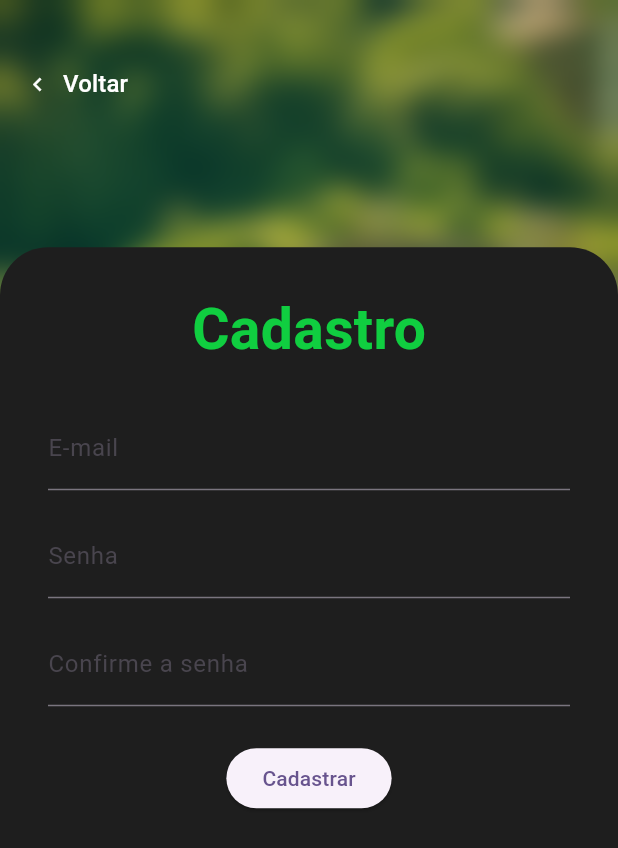
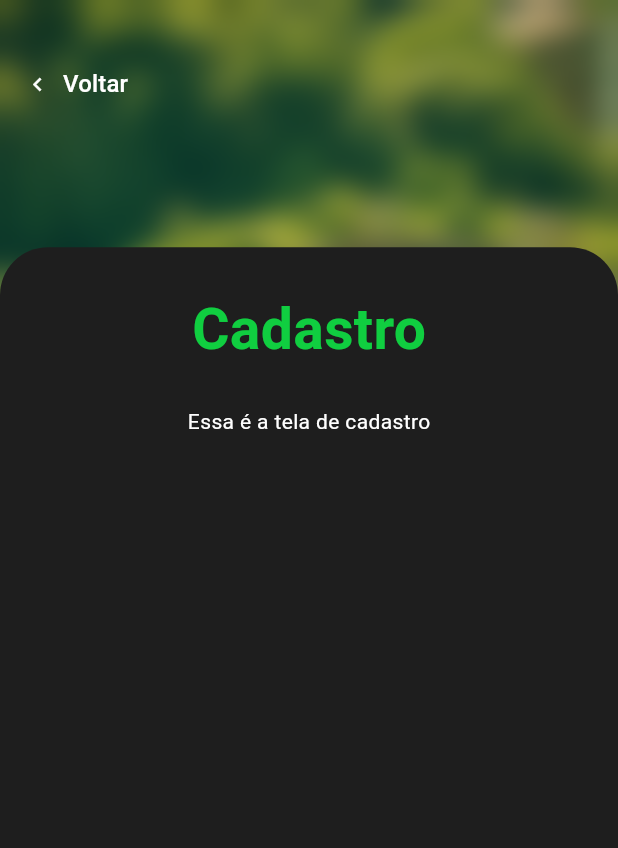
Before and after one commit to DiRezze/smart_house_app, a Flutter app: the screen it shows after launch, after a tap on "Cadastro", on a phone screen of 412 x 824 dp. Shown: the top 848 px of the screen. Run offline on Flutter 3.47's test engine with Material 3 defaults, Android fonts, the phone set to English and light mode, and no system bars; our stand-ins replace firebase_core, flutter_dotenv; accounts and stored records are empty.

Commit message:
Revert "base login and signup layout"
This reverts commit 0e0f1d13e0640cdff38a8a71293cb87cd0935d4b.

```diff
--- a/lib/main.dart
+++ b/lib/main.dart
@@ -1,3 +1,5 @@
+import 'dart:io';
+
 import 'package:firebase_core/firebase_core.dart';
 import 'package:flutter/material.dart';
 import 'package:flutter_dotenv/flutter_dotenv.dart';
--- a/lib/routes/route_generator.dart
+++ b/lib/routes/route_generator.dart
@@ -1,7 +1,5 @@
 import 'package:flutter/material.dart';
-import 'package:smart_house_app/routes/auth_guard.dart';
 import 'package:smart_house_app/routes/route_transitions.dart';
-import 'package:smart_house_app/screens/home_page.dart';
 
 // app pages
 import 'package:smart_house_app/screens/landing_page.dart';
@@ -21,8 +19,6 @@ class RouteGenerator {
         return RouteTransitions.slideFromRight(LoginPage());
       case '/signup':
         return RouteTransitions.slideFromRight(SignupPage());
-      case '/home':
-        return RouteTransitions.fade(AuthGuard(protectedRoute: HomePage()));
       default:
         return MaterialPageRoute(builder: (_)=>LandingPage());
     }
--- a/lib/screens/signup_page.dart
+++ b/lib/screens/signup_page.dart
@@ -1,112 +1,15 @@
 import 'package:flutter/material.dart';
-import 'package:firebase_auth/firebase_auth.dart';
 import 'package:smart_house_app/widgets/layouts/auth_layout.dart';
 
-class SignupPage extends StatefulWidget {
+class SignupPage extends StatelessWidget {
   const SignupPage({super.key});
-
-  @override
-  State<SignupPage> createState() => _SignupPageState();
-}
-
-class _SignupPageState extends State<SignupPage> {
-  final _formKey = GlobalKey<FormState>();
-  final _emailController = TextEditingController();
-  final _senhaController = TextEditingController();
-  final _confirmaSenhaController = TextEditingController();
-
-  bool _isLoading = false;
-  String? _errorMessage;
-
-  Future<void> _signup() async {
-    if (!_formKey.currentState!.validate()) return;
-
-    if (_senhaController.text != _confirmaSenhaController.text) {
-      setState(() {
-        _errorMessage = 'As senhas não coincidem';
-      });
-      return;
-    }
-
-    setState(() {
-      _isLoading = true;
-      _errorMessage = null;
-    });
-
-    try {
-      await FirebaseAuth.instance.createUserWithEmailAndPassword(
-        email: _emailController.text.trim(),
-        password: _senhaController.text.trim(),
-      );
-      // Usuário criado com sucesso
-      // Pode redirecionar para home ou login automático
-    } on FirebaseAuthException catch (e) {
-      setState(() {
-        _errorMessage = e.message ?? 'Erro ao criar usuário';
-      });
-    } finally {
-      setState(() {
-        _isLoading = false;
-      });
-    }
-  }
 
   @override
   Widget build(BuildContext context) {
     return AuthLayout(
-      pageTitle: 'Cadastro',
-      child: Form(
-        key: _formKey,
-        child: Column(
-          children: [
-            if (_errorMessage != null)
-              Padding(
-                padding: const EdgeInsets.only(bottom: 16),
-                child: Text(
-                  _errorMessage!,
-                  style: const TextStyle(color: Colors.red),
-                  textAlign: TextAlign.center,
-                ),
-              ),
-            TextFormField(
-              controller: _emailController,
-              decoration: const InputDecoration(labelText: 'E-mail'),
-              keyboardType: TextInputType.emailAddress,
-              style: const TextStyle(color: Colors.white),
-              validator: (value) => value != null && value.contains('@')
-                  ? null
-                  : 'E-mail inválido',
-            ),
-            const SizedBox(height: 16),
-            TextFormField(
-              controller: _senhaController,
-              decoration: const InputDecoration(labelText: 'Senha'),
-              obscureText: true,
-              style: const TextStyle(color: Colors.white),
-              validator: (value) => value != null && value.length >= 6
-                  ? null
-                  : 'Senha deve ter ao menos 6 caracteres',
-            ),
-            const SizedBox(height: 16),
-            TextFormField(
-              controller: _confirmaSenhaController,
-              decoration:
-              const InputDecoration(labelText: 'Confirme a senha'),
-              style: const TextStyle(color: Colors.white),
-              obscureText: true,
-              validator: (value) =>
-              value != null && value.length >= 6 ? null : 'Senha inválida',
-            ),
-            const SizedBox(height: 24),
-            ElevatedButton(
-              onPressed: _isLoading ? null : _signup,
-              child: _isLoading
-                  ? const CircularProgressIndicator(color: Colors.white)
-                  : const Text('Cadastrar'),
-            ),
-          ],
-        ),
-      ),
+      pageTitle: "Cadastro",
+      child: Text("Essa é a tela de cadastro", style: TextStyle(color: Colors.white),),
     );
   }
+
 }
--- a/pubspec.yaml
+++ b/pubspec.yaml
@@ -30,7 +30,6 @@ environment:
 dependencies:
   flutter_dotenv: ^5.1.0
   firebase_core: ^3.13.0
-  firebase_auth: ^5.5.4
   flutter:
     sdk: flutter
 
```
Also changed, not shown: lib/routes/auth_guard.dart (deleted, +0 -32 lines), lib/screens/home_page.dart (deleted, +0 -46 lines), lib/screens/login_page.dart (+3 -79 lines), pubspec.lock, 3 other files.
